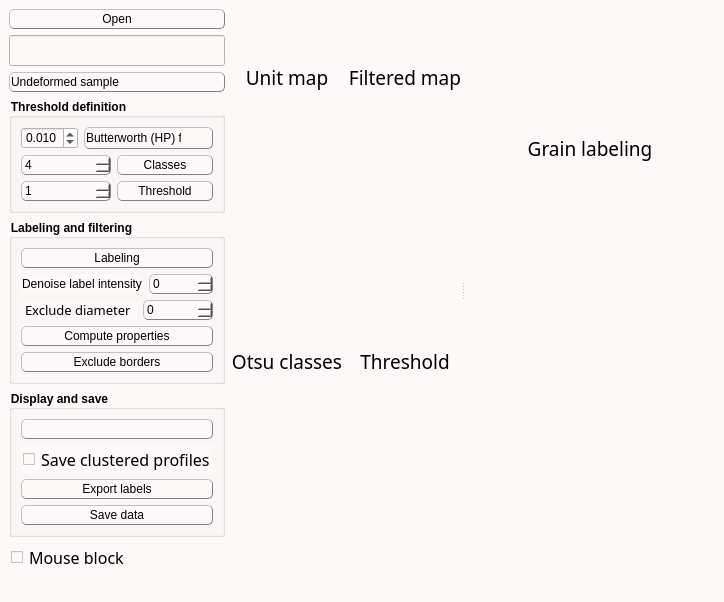
Qt form inichord/Grain_Treatment_local.ui (Cyril-Langlois/iniCHORD) before a commit.
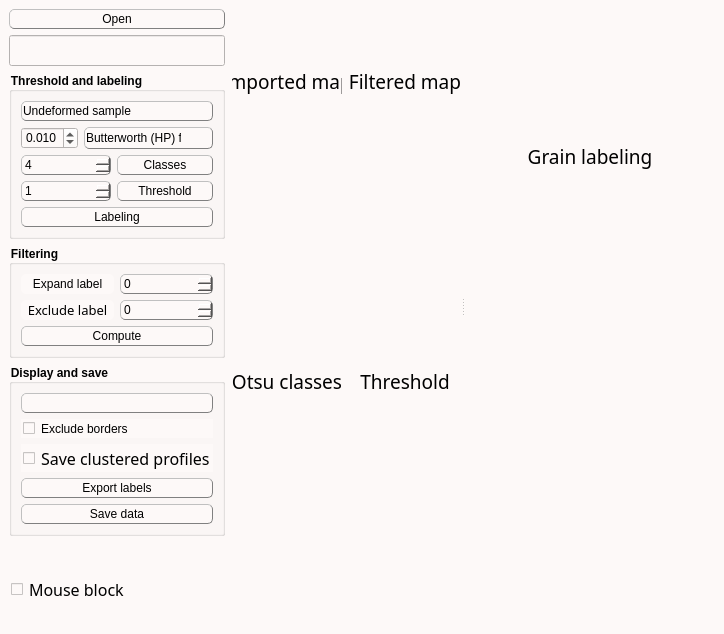
The same form after that commit. Icons and pictures are not drawn. Custom widgets are drawn as their Qt base class.

```diff
--- a/inichord/Grain_Treatment_local.ui
+++ b/inichord/Grain_Treatment_local.ui
@@ -7,7 +7,7 @@
     <x>0</x>
     <y>0</y>
     <width>714</width>
-    <height>596</height>
+    <height>634</height>
    </rect>
   </property>
   <property name="windowTitle">
@@ -220,6 +220,12 @@
          </widget>
         </item>
         <item>
+         <widget class="QGroupBox" name="groupBox">
+          <property name="title">
+           <string>Threshold and labeling</string>
+          </property>
+          <layout class="QVBoxLayout" name="verticalLayout_11">
+           <item>
          <widget class="QComboBox" name="PresetBox">
           <property name="toolTip">
            <string>&lt;html&gt;&lt;head/&gt;&lt;body&gt;&lt;p&gt;&lt;span style=&quot; font-size:11pt;&quot;&gt;Selection of different pre-sets&lt;/span&gt;&lt;/p&gt;&lt;/body&gt;&lt;/html&gt;</string>
@@ -242,12 +248,6 @@
          </widget>
         </item>
         <item>
-         <widget class="QGroupBox" name="groupBox">
-          <property name="title">
-           <string>Threshold definition</string>
-          </property>
-          <layout class="QVBoxLayout" name="verticalLayout_11">
-           <item>
             <layout class="QHBoxLayout" name="horizontalLayout_3">
              <item>
               <widget class="QDoubleSpinBox" name="spinBox_filter">
@@ -468,17 +468,6 @@
              </item>
             </layout>
            </item>
-          </layout>
-         </widget>
-        </item>
-        <item>
-         <widget class="QGroupBox" name="groupBox_2">
-          <property name="title">
-           <string>Labeling and filtering</string>
-          </property>
-          <layout class="QVBoxLayout" name="verticalLayout_3">
-           <item>
-            <layout class="QHBoxLayout" name="horizontalLayout_8">
              <item>
               <widget class="QPushButton" name="ComputeLabels_bttn">
                <property name="sizePolicy">
@@ -512,7 +501,14 @@
               </widget>
              </item>
             </layout>
-           </item>
+         </widget>
+        </item>
+        <item>
+         <widget class="QGroupBox" name="groupBox_2">
+          <property name="title">
+           <string>Filtering</string>
+          </property>
+          <layout class="QVBoxLayout" name="verticalLayout_3">
            <item>
             <layout class="QHBoxLayout" name="horizontalLayout_7">
              <item>
@@ -521,7 +517,7 @@
                 <string notr="true">font: 10pt &quot;Noto Sans Cond&quot;;</string>
                </property>
                <property name="text">
-                <string>Denoise label intensity</string>
+                <string>Expand label</string>
                </property>
                <property name="alignment">
                 <set>Qt::AlignCenter</set>
@@ -545,7 +541,7 @@
            </item>
            <item>
             <layout class="QHBoxLayout" name="horizontalLayout_4">
-             <item alignment="Qt::AlignHCenter">
+             <item>
               <widget class="QLabel" name="label_filterdiameter">
                <property name="font">
                 <font>
@@ -560,7 +556,10 @@
                 <string notr="true">font: 10pt &quot;Noto Sans Cond&quot;;</string>
                </property>
                <property name="text">
-                <string>Exclude diameter</string>
+                <string>Exclude label</string>
+               </property>
+               <property name="alignment">
+                <set>Qt::AlignCenter</set>
                </property>
               </widget>
              </item>
@@ -591,21 +590,7 @@
               <string>&lt;html&gt;&lt;head/&gt;&lt;body&gt;&lt;p&gt;Necessary after labeling or denoising&lt;/p&gt;&lt;/body&gt;&lt;/html&gt;</string>
              </property>
              <property name="text">
-              <string>Compute properties</string>
-             </property>
-             <property name="icon">
-              <iconset>
-               <normaloff>TSG_icons/run_icon.png</normaloff>TSG_icons/run_icon.png</iconset>
-             </property>
-            </widget>
-           </item>
-           <item>
-            <widget class="QPushButton" name="exclude_border_bttn">
-             <property name="toolTip">
-              <string>&lt;html&gt;&lt;head/&gt;&lt;body&gt;&lt;p&gt;Exclude every labels on the edges&lt;/p&gt;&lt;/body&gt;&lt;/html&gt;</string>
-             </property>
-             <property name="text">
-              <string>Exclude borders</string>
+              <string>Compute</string>
              </property>
              <property name="icon">
               <iconset>
@@ -647,6 +632,13 @@
              </property>
             </widget>
            </item>
+           <item>
+            <widget class="QCheckBox" name="exclude_border_box">
+             <property name="text">
+              <string>Exclude borders</string>
+             </property>
+            </widget>
+           </item>
            <item>
             <widget class="QCheckBox" name="Save_cluster">
              <property name="sizePolicy">
@@ -975,7 +967,7 @@
                  <number>0</number>
                 </property>
                 <property name="text">
-                 <string>Unit map</string>
+                 <string>Imported map</string>
                 </property>
                 <property name="scaledContents">
                  <bool>false</bool>
```
Lines whose indentation alone changed are shown as unchanged.
